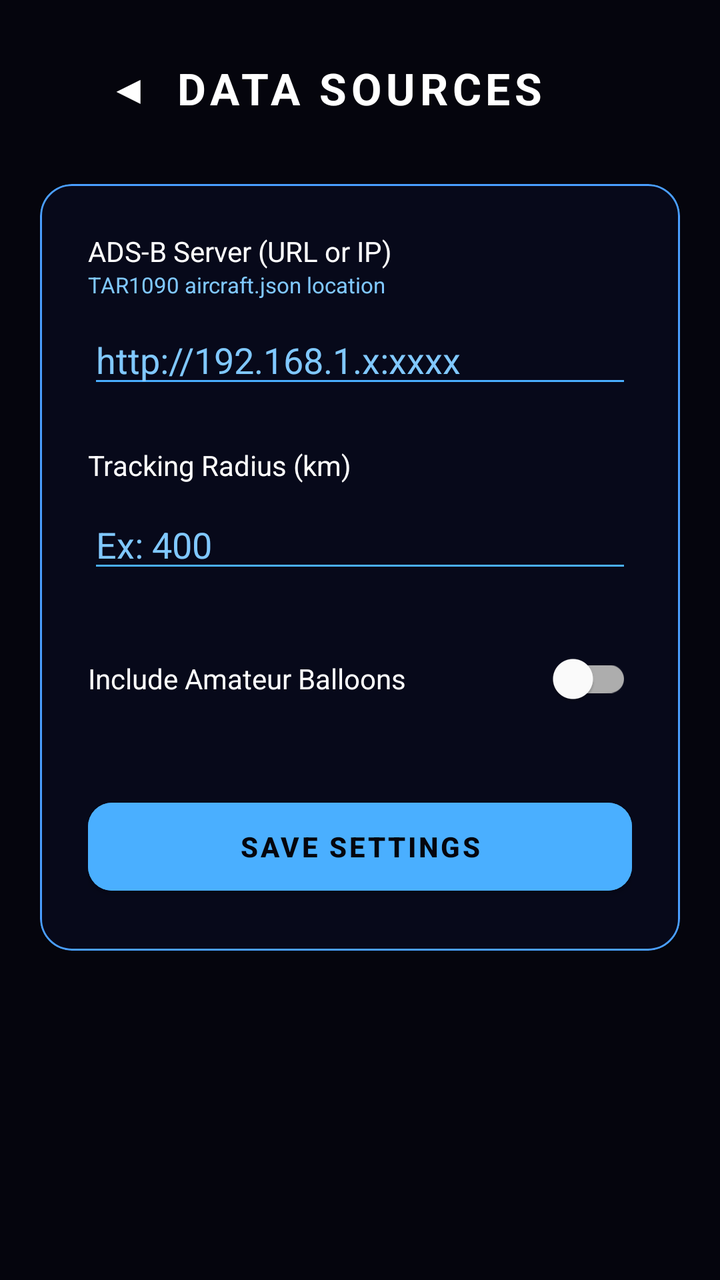
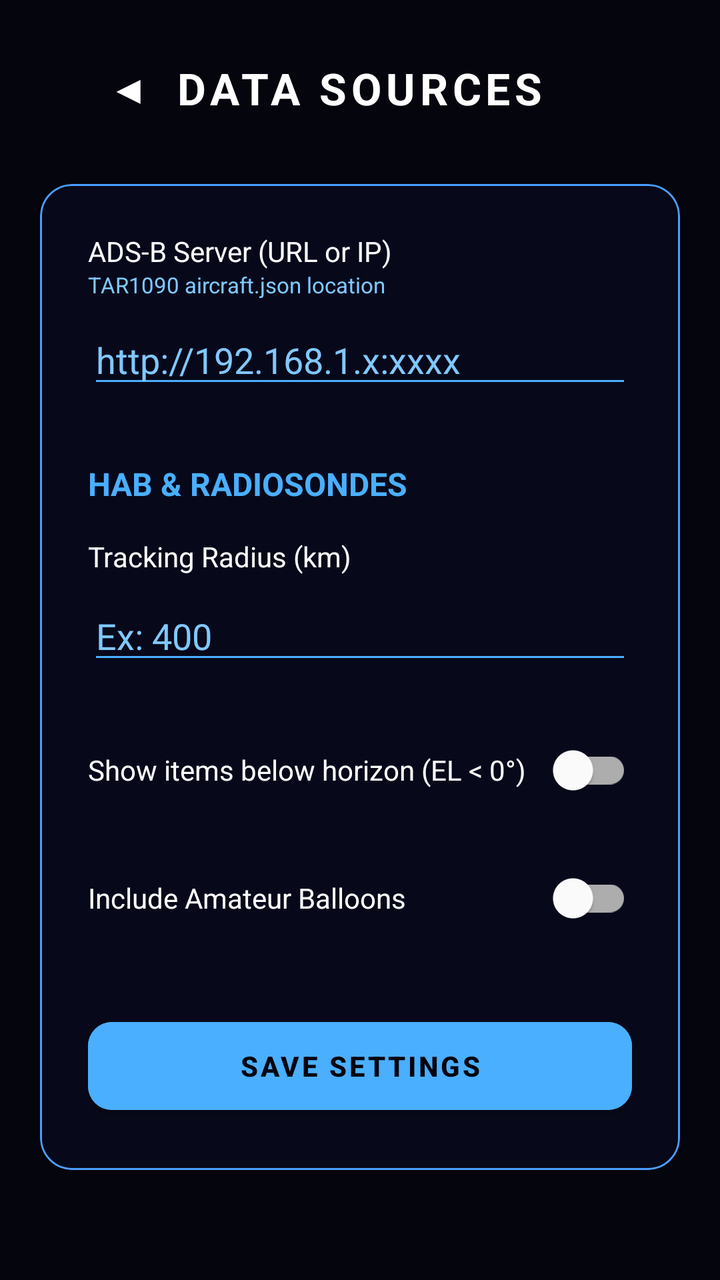

Screens rendered from an Android XML layout before and after an edit, with the pre-edit source and the edit as a unified diff.
<!-- AndroidManifest.xml: application theme Theme.F4DIWRotatorApp -->
<!-- res/layout/fragment_settings_data_sources.xml -->
<?xml version="1.0" encoding="utf-8"?>
<ScrollView xmlns:android="http://schemas.android.com/apk/res/android"
    xmlns:app="http://schemas.android.com/apk/res-auto"
    android:layout_width="match_parent"
    android:layout_height="match_parent"
    android:background="@color/bg_main">

    <LinearLayout
        android:layout_width="match_parent"
        android:layout_height="wrap_content"
        android:orientation="vertical"
        android:padding="20dp">

        <RelativeLayout
            android:layout_width="match_parent"
            android:layout_height="wrap_content"
            android:layout_marginBottom="24dp">

            <com.google.android.material.button.MaterialButton
                android:id="@+id/btnBack"
                style="@style/Widget.MaterialComponents.Button.TextButton"
                android:layout_width="wrap_content"
                android:layout_height="wrap_content"
                android:layout_alignParentStart="true"
                android:layout_centerVertical="true"
                android:text="◀"
                android:textColor="@color/white"
                android:textSize="20sp" />

            <TextView
                android:layout_width="wrap_content"
                android:layout_height="wrap_content"
                android:layout_centerInParent="true"
                android:text="@string/title_data_sources"
                android:textColor="@color/white"
                android:textSize="22sp"
                android:textStyle="bold"
                android:letterSpacing="0.1" />
        </RelativeLayout>

        <com.google.android.material.card.MaterialCardView
            android:layout_width="match_parent"
            android:layout_height="wrap_content"
            app:cardCornerRadius="16dp"
            app:cardBackgroundColor="@color/bg_card"
            app:strokeWidth="1dp"
            app:strokeColor="@color/grid_blue">

            <LinearLayout
                android:layout_width="match_parent"
                android:layout_height="wrap_content"
                android:orientation="vertical"
                android:padding="24dp">

                <TextView
                    android:layout_width="match_parent"
                    android:layout_height="wrap_content"
                    android:text="@string/label_adsb_url"
                    android:textColor="@color/white"
                    android:textSize="14sp" />

                <TextView
                    android:layout_width="match_parent"
                    android:layout_height="wrap_content"
                    android:text="@string/label_adsb_url_sub"
                    android:textColor="@color/text_secondary"
                    android:textSize="11sp"
                    android:layout_marginBottom="8dp" />

                <EditText
                    android:id="@+id/etAdsbUrl"
                    android:layout_width="match_parent"
                    android:layout_height="wrap_content"
                    android:hint="@string/hint_url"
                    android:textColor="@color/white"
                    android:textColorHint="@color/text_secondary"
                    android:backgroundTint="@color/accent_blue"
                    android:inputType="textUri"
                    android:maxLines="1"
                    android:layout_marginBottom="24dp" />

                <TextView
                    android:layout_width="match_parent"
                    android:layout_height="wrap_content"
                    android:text="@string/label_tracking_radius"
                    android:textColor="@color/white"
                    android:textSize="14sp"
                    android:layout_marginBottom="8dp" />

                <EditText
                    android:id="@+id/etTrackingRadius"
                    android:layout_width="match_parent"
                    android:layout_height="wrap_content"
                    android:hint="@string/hint_radius"
                    android:textColor="@color/white"
                    android:textColorHint="@color/text_secondary"
                    android:backgroundTint="@color/accent_blue"
                    android:inputType="number"
                    android:maxLines="1"
                    android:layout_marginBottom="24dp" />

                <com.google.android.material.switchmaterial.SwitchMaterial
                    android:id="@+id/swAmateurBalloons"
                    android:layout_width="match_parent"
                    android:layout_height="wrap_content"
                    android:text="@string/settings_amateur_balloons"
                    android:textColor="@color/white"
                    android:layout_marginBottom="32dp" />

                <com.google.android.material.button.MaterialButton
                    android:id="@+id/btnSave"
                    android:layout_width="match_parent"
                    android:layout_height="56dp"
                    android:text="@string/btn_save"
                    app:cornerRadius="12dp"
                    android:backgroundTint="@color/accent_blue"
                    android:textColor="@color/bg_main"
                    android:textStyle="bold" />

            </LinearLayout>
        </com.google.android.material.card.MaterialCardView>

    </LinearLayout>
</ScrollView>
<!-- resources referenced by this layout -->
<resources>
  <color name="accent_blue">#4AAFFF</color>
  <color name="bg_card">#07091A</color>
  <color name="bg_main">#05050D</color>
  <color name="grid_blue">#4A9EFF</color>
  <color name="text_secondary">#80C8FF</color>
  <color name="white">#FFFFFFFF</color>
  <string name="btn_save">SAVE SETTINGS</string>
  <string name="hint_radius">Ex: 400</string>
  <string name="hint_url">http://192.168.1.x:xxxx</string>
  <string name="label_adsb_url">ADS-B Server (URL or IP)</string>
  <string name="label_adsb_url_sub">TAR1090 aircraft.json location</string>
  <string name="label_tracking_radius">Tracking Radius (km)</string>
  <string name="settings_amateur_balloons">Include Amateur Balloons</string>
  <string name="title_data_sources">DATA SOURCES</string>
  <style name="Theme.F4DIWRotatorApp" parent="Theme.MaterialComponents.DayNight.NoActionBar">
          
          <item name="colorPrimary">@color/accent_blue</item>
          <item name="colorPrimaryVariant">@color/grid_blue</item>
          <item name="colorOnPrimary">@color/bg_main</item>
          
          <item name="colorSecondary">@color/text_secondary</item>
          <item name="colorSecondaryVariant">@color/accent_blue</item>
          <item name="colorOnSecondary">@color/black</item>
          
          <item name="android:statusBarColor">@color/bg_main</item>
          
          <item name="android:windowBackground">@color/bg_main</item>
          <item name="alertDialogTheme">@style/Theme.F4DIWRotatorApp.Dialog</item>
      </style>
  <color name="black">#FF000000</color>
  <style name="Theme.F4DIWRotatorApp.Dialog" parent="Theme.MaterialComponents.DayNight.Dialog.Alert">
          <item name="android:windowBackground">@color/bg_card</item>
          <item name="android:textColorPrimary">@color/white</item>
          <item name="colorAccent">@color/accent_blue</item>
      </style>
</resources>

<!-- the commit's change to res/layout/fragment_settings_data_sources.xml (unified diff, before → after) -->
@@ -77,7 +77,16 @@
                     android:backgroundTint="@color/accent_blue"
                     android:inputType="textUri"
                     android:maxLines="1"
-                    android:layout_marginBottom="24dp" />
+                    android:layout_marginBottom="32dp" />
+
+                <TextView
+                    android:layout_width="match_parent"
+                    android:layout_height="wrap_content"
+                    android:text="@string/title_hab_radiosondes"
+                    android:textColor="@color/accent_blue"
+                    android:textSize="16sp"
+                    android:textStyle="bold"
+                    android:layout_marginBottom="16dp" />
 
                 <TextView
                     android:layout_width="match_parent"
@@ -98,6 +107,14 @@
                     android:inputType="number"
                     android:maxLines="1"
                     android:layout_marginBottom="24dp" />
+
+                <com.google.android.material.switchmaterial.SwitchMaterial
+                    android:id="@+id/swShowBelowHorizon"
+                    android:layout_width="match_parent"
+                    android:layout_height="wrap_content"
+                    android:text="@string/settings_show_below_horizon"
+                    android:textColor="@color/white"
+                    android:layout_marginBottom="16dp" />
 
                 <com.google.android.material.switchmaterial.SwitchMaterial
                     android:id="@+id/swAmateurBalloons"
<!-- resource entries referenced after the edit -->
@@ -13,7 +13,9 @@
   <string name="label_adsb_url_sub">TAR1090 aircraft.json location</string>
   <string name="label_tracking_radius">Tracking Radius (km)</string>
   <string name="settings_amateur_balloons">Include Amateur Balloons</string>
+  <string name="settings_show_below_horizon">Show items below horizon (EL &lt; 0°)</string>
   <string name="title_data_sources">DATA SOURCES</string>
+  <string name="title_hab_radiosondes">HAB &amp; RADIOSONDES</string>
   <style name="Theme.F4DIWRotatorApp" parent="Theme.MaterialComponents.DayNight.NoActionBar">
           
           <item name="colorPrimary">@color/accent_blue</item>
